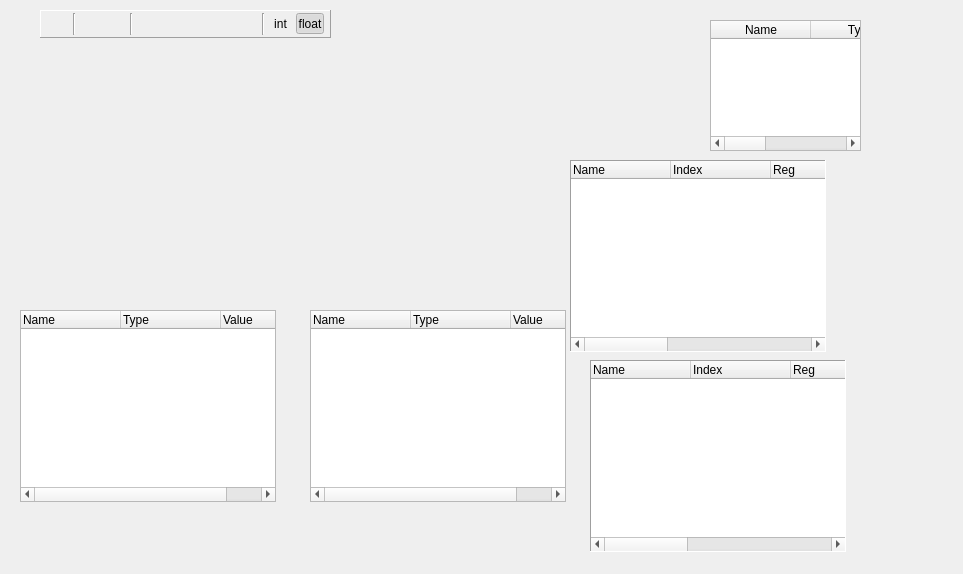
Before: the Qt Designer form qrenderdoc/Windows/ShaderViewer.ui in baldurk/renderdoc, drawn with Qt 5.
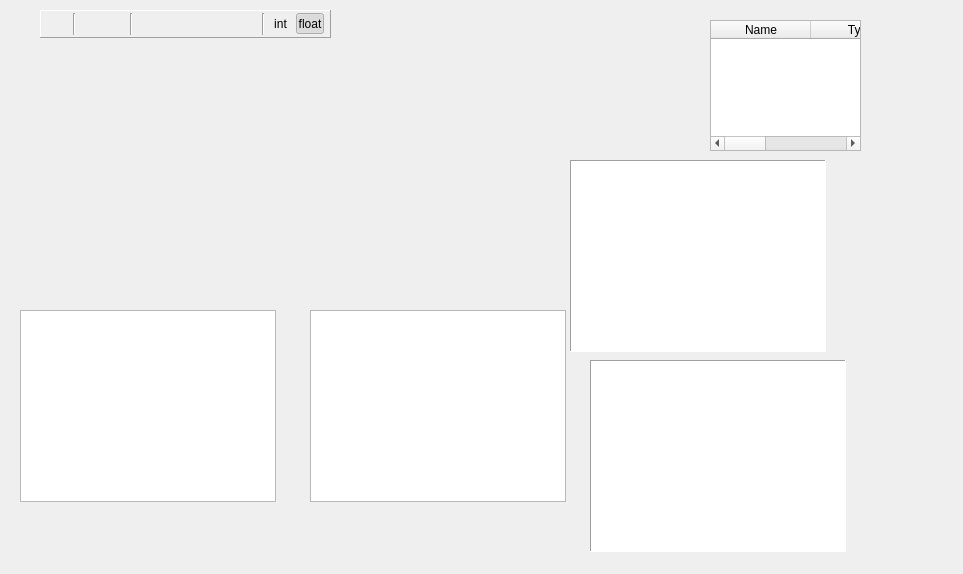
After: the same form once the commit is applied. Icons and pictures are not drawn. Custom widgets are drawn as their Qt base class.

Commit message:
Use new RDTreeWidget everywhere in favour of QTreeWidget
* Since we're promoting everything, we reset the behaviour of
  RDTreeWidget so that it's not doing anything different by default.
* RDTreeWidget's interface is a bit different, exposing some useful
  things like a single selected item and so on.
* We also can't set columns in the Qt Creator UI anymore, so we set them
  from code.

```diff
--- a/qrenderdoc/Windows/ShaderViewer.ui
+++ b/qrenderdoc/Windows/ShaderViewer.ui
@@ -23,7 +23,7 @@
     </rect>
    </property>
   </widget>
-  <widget class="QTreeWidget" name="inputSig">
+  <widget class="RDTreeWidget" name="inputSig">
    <property name="geometry">
     <rect>
      <x>570</x>
@@ -62,49 +62,11 @@
    <property name="allColumnsShowFocus">
     <bool>true</bool>
    </property>
-   <property name="columnCount">
-    <number>7</number>
-   </property>
    <property name="cornerButtonEnabled" stdset="0">
     <bool>false</bool>
    </property>
-   <column>
-    <property name="text">
-     <string>Name</string>
-    </property>
-   </column>
-   <column>
-    <property name="text">
-     <string>Index</string>
-    </property>
-   </column>
-   <column>
-    <property name="text">
-     <string>Reg</string>
-    </property>
-   </column>
-   <column>
-    <property name="text">
-     <string>Type</string>
-    </property>
-   </column>
-   <column>
-    <property name="text">
-     <string>SysValue</string>
-    </property>
-   </column>
-   <column>
-    <property name="text">
-     <string>Mask</string>
-    </property>
-   </column>
-   <column>
-    <property name="text">
-     <string>Used</string>
-    </property>
-   </column>
   </widget>
-  <widget class="QTreeWidget" name="outputSig">
+  <widget class="RDTreeWidget" name="outputSig">
    <property name="geometry">
     <rect>
      <x>590</x>
@@ -143,47 +105,9 @@
    <property name="allColumnsShowFocus">
     <bool>true</bool>
    </property>
-   <property name="columnCount">
-    <number>7</number>
-   </property>
    <property name="cornerButtonEnabled" stdset="0">
     <bool>false</bool>
    </property>
-   <column>
-    <property name="text">
-     <string>Name</string>
-    </property>
-   </column>
-   <column>
-    <property name="text">
-     <string>Index</string>
-    </property>
-   </column>
-   <column>
-    <property name="text">
-     <string>Reg</string>
-    </property>
-   </column>
-   <column>
-    <property name="text">
-     <string>Type</string>
-    </property>
-   </column>
-   <column>
-    <property name="text">
-     <string>SysValue</string>
-    </property>
-   </column>
-   <column>
-    <property name="text">
-     <string>Mask</string>
-    </property>
-   </column>
-   <column>
-    <property name="text">
-     <string>Used</string>
-    </property>
-   </column>
   </widget>
   <widget class="RDTreeWidget" name="constants">
    <property name="geometry">
@@ -212,21 +136,6 @@
    <property name="allColumnsShowFocus">
     <bool>true</bool>
    </property>
-   <column>
-    <property name="text">
-     <string>Name</string>
-    </property>
-   </column>
-   <column>
-    <property name="text">
-     <string>Type</string>
-    </property>
-   </column>
-   <column>
-    <property name="text">
-     <string>Value</string>
-    </property>
-   </column>
   </widget>
   <widget class="RDTreeWidget" name="variables">
    <property name="geometry">
@@ -252,21 +161,6 @@
    <property name="allColumnsShowFocus">
     <bool>true</bool>
    </property>
-   <column>
-    <property name="text">
-     <string>Name</string>
-    </property>
-   </column>
-   <column>
-    <property name="text">
-     <string>Type</string>
-    </property>
-   </column>
-   <column>
-    <property name="text">
-     <string>Value</string>
-    </property>
-   </column>
   </widget>
   <widget class="QFrame" name="toolbar">
    <property name="geometry">
@@ -562,7 +456,7 @@
  <customwidgets>
   <customwidget>
    <class>RDTreeWidget</class>
-   <extends>QTreeWidget</extends>
+   <extends>QTreeView</extends>
    <header>Widgets/Extended/RDTreeWidget.h</header>
   </customwidget>
   <customwidget>
```
The commit also changes 31 other files.
